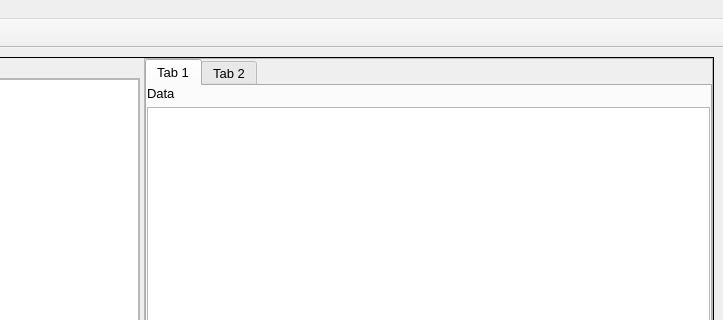
Above: mainwindow.ui from GithinGeorge2k1/CO_MIPS_SIMULATOR before the change; both pictures show x 430 to 1153 and y 0 to 320 of the 1153 by 632 pixel window. Below: the same form after it.
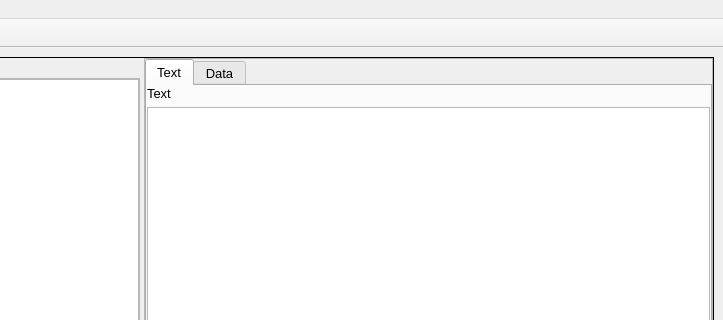
That is the form after the change. The open tabs and pages were chosen to show the change.

Patch:
```diff
--- a/mainwindow.ui
+++ b/mainwindow.ui
@@ -114,7 +114,10 @@
           </property>
           <widget class="QWidget" name="tab">
            <attribute name="title">
-            <string>Tab 1</string>
+            <string>Text</string>
+           </attribute>
+           <attribute name="toolTip">
+            <string>Assembly Code Section</string>
            </attribute>
            <layout class="QVBoxLayout" name="verticalLayout">
             <property name="leftMargin">
@@ -132,7 +135,7 @@
             <item>
              <widget class="QLabel" name="label_2">
               <property name="text">
-               <string>Data</string>
+               <string>Text</string>
               </property>
              </widget>
             </item>
@@ -143,7 +146,10 @@
           </widget>
           <widget class="QWidget" name="tab_2">
            <attribute name="title">
-            <string>Tab 2</string>
+            <string>Data</string>
+           </attribute>
+           <attribute name="toolTip">
+            <string>Global Data Section</string>
            </attribute>
            <layout class="QVBoxLayout" name="verticalLayout_3">
             <property name="spacing">
```
Left out of the diff: 10 changed lines with no effect on the pictures.
